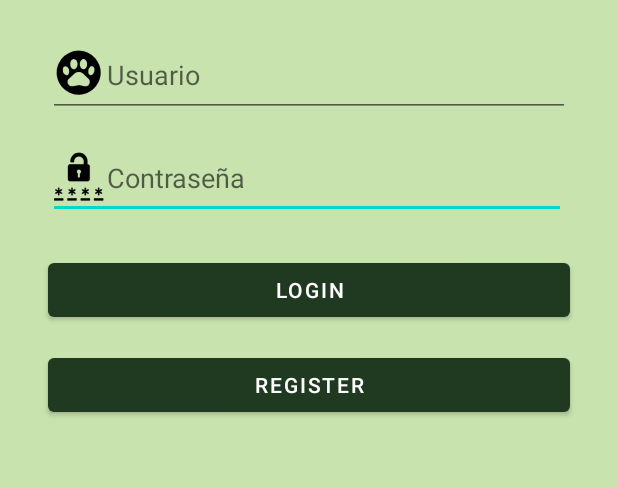
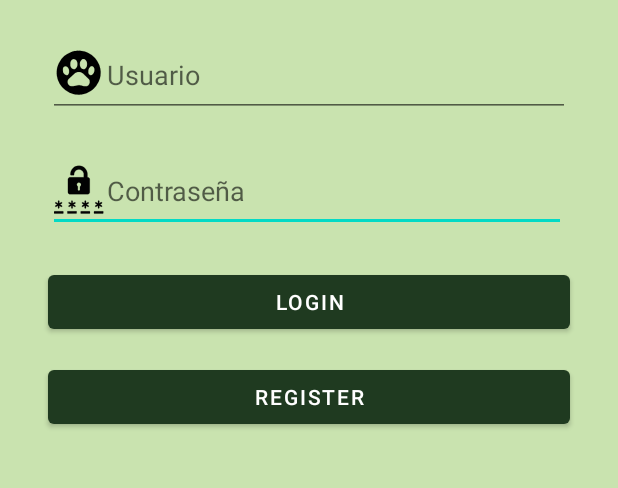
Before and after one commit to Claraf05/PAD-Appdopta, an Android app: the LoginActivity screen opened directly, with no data from a screen before it, on a phone screen of 412 x 824 dp, the part 536-1024 px from its top. Run offline under Robolectric (Android 15) with nearby library versions, the phone set to English and light mode, and no system bars.

Commit message:
land views login y register

```diff
--- a/app/src/main/res/layout-land/activity_login.xml
+++ b/app/src/main/res/layout-land/activity_login.xml
@@ -16,7 +16,6 @@
         android:layout_marginTop="15dp"
         android:layout_marginEnd="32dp"
         android:layout_marginRight="32dp"
-        android:layout_marginBottom="32dp"
         android:onClick="register"
         android:text="Register"
         android:textColor="#FFFFFF"
@@ -31,29 +30,29 @@
 
     <ImageView
         android:id="@+id/imageView"
-        android:layout_width="wrap_content"
-        android:layout_height="190dp"
+        android:layout_width="174dp"
+        android:layout_height="111dp"
         android:layout_marginStart="32dp"
         android:layout_marginLeft="32dp"
-        android:layout_marginTop="32dp"
         android:layout_marginEnd="32dp"
         android:layout_marginRight="32dp"
+        android:layout_marginBottom="66dp"
         android:baselineAlignBottom="true"
         android:scaleType="fitCenter"
-        app:layout_constraintBottom_toTopOf="@+id/userLogin"
+        app:layout_constraintBottom_toBottomOf="parent"
         app:layout_constraintEnd_toEndOf="parent"
+        app:layout_constraintHorizontal_bias="0.498"
         app:layout_constraintStart_toStartOf="parent"
         app:layout_constraintTop_toTopOf="parent"
-        app:layout_constraintVertical_bias="0.785"
+        app:layout_constraintVertical_bias="0.068"
         app:srcCompat="@drawable/logo" />
 
     <EditText
         android:id="@+id/passwordLogin"
-        android:layout_width="345dp"
-        android:layout_height="54dp"
+        android:layout_width="668dp"
+        android:layout_height="wrap_content"
         android:layout_marginStart="32dp"
         android:layout_marginLeft="32dp"
-        android:layout_marginTop="32dp"
         android:layout_marginEnd="32dp"
         android:layout_marginRight="32dp"
         android:layout_marginBottom="32dp"
@@ -66,8 +65,8 @@
         app:layout_constraintEnd_toEndOf="parent"
         app:layout_constraintHorizontal_bias="0.0"
         app:layout_constraintStart_toStartOf="parent"
-        app:layout_constraintTop_toTopOf="parent"
-        app:layout_constraintVertical_bias="0.556" />
+        app:layout_constraintTop_toBottomOf="@+id/userLogin"
+        app:layout_constraintVertical_bias="0.116" />
 
     <androidx.constraintlayout.widget.Group
         android:id="@+id/group"
@@ -76,13 +75,12 @@
 
     <EditText
         android:id="@+id/userLogin"
-        android:layout_width="match_parent"
+        android:layout_width="664dp"
         android:layout_height="wrap_content"
         android:layout_marginStart="32dp"
         android:layout_marginLeft="32dp"
         android:layout_marginEnd="32dp"
         android:layout_marginRight="32dp"
-        android:layout_marginBottom="32dp"
         android:drawableLeft="@drawable/ic_paw"
         android:ems="10"
         android:fontFamily="sans-serif"
@@ -90,10 +88,10 @@
         android:inputType="textPersonName"
         app:layout_constraintBottom_toBottomOf="parent"
         app:layout_constraintEnd_toEndOf="parent"
-        app:layout_constraintHorizontal_bias="0.0"
+        app:layout_constraintHorizontal_bias="1.0"
         app:layout_constraintStart_toStartOf="parent"
-        app:layout_constraintTop_toTopOf="parent"
-        app:layout_constraintVertical_bias="0.475" />
+        app:layout_constraintTop_toBottomOf="@+id/imageView"
+        app:layout_constraintVertical_bias="0.061" />
 
     <Button
         android:id="@+id/loginButton"
@@ -112,6 +110,6 @@
         app:layout_constraintHorizontal_bias="0.0"
         app:layout_constraintStart_toStartOf="parent"
         app:layout_constraintTop_toBottomOf="@+id/passwordLogin"
-        app:layout_constraintVertical_bias="0.098" />
+        app:layout_constraintVertical_bias="0.227" />
 
 </androidx.constraintlayout.widget.ConstraintLayout>
--- a/app/src/main/res/layout/activity_login.xml
+++ b/app/src/main/res/layout/activity_login.xml
@@ -53,7 +53,7 @@
         android:layout_height="54dp"
         android:layout_marginStart="32dp"
         android:layout_marginLeft="32dp"
-        android:layout_marginTop="32dp"
+        android:layout_marginTop="11dp"
         android:layout_marginEnd="32dp"
         android:layout_marginRight="32dp"
         android:layout_marginBottom="32dp"
@@ -66,8 +66,8 @@
         app:layout_constraintEnd_toEndOf="parent"
         app:layout_constraintHorizontal_bias="0.0"
         app:layout_constraintStart_toStartOf="parent"
-        app:layout_constraintTop_toTopOf="parent"
-        app:layout_constraintVertical_bias="0.556" />
+        app:layout_constraintTop_toBottomOf="@+id/userLogin"
+        app:layout_constraintVertical_bias="0.04" />
 
     <androidx.constraintlayout.widget.Group
         android:id="@+id/group"
```
Also changed, not shown: app/src/main/res/layout-land/activity_register.xml (added, +165 -0 lines).
